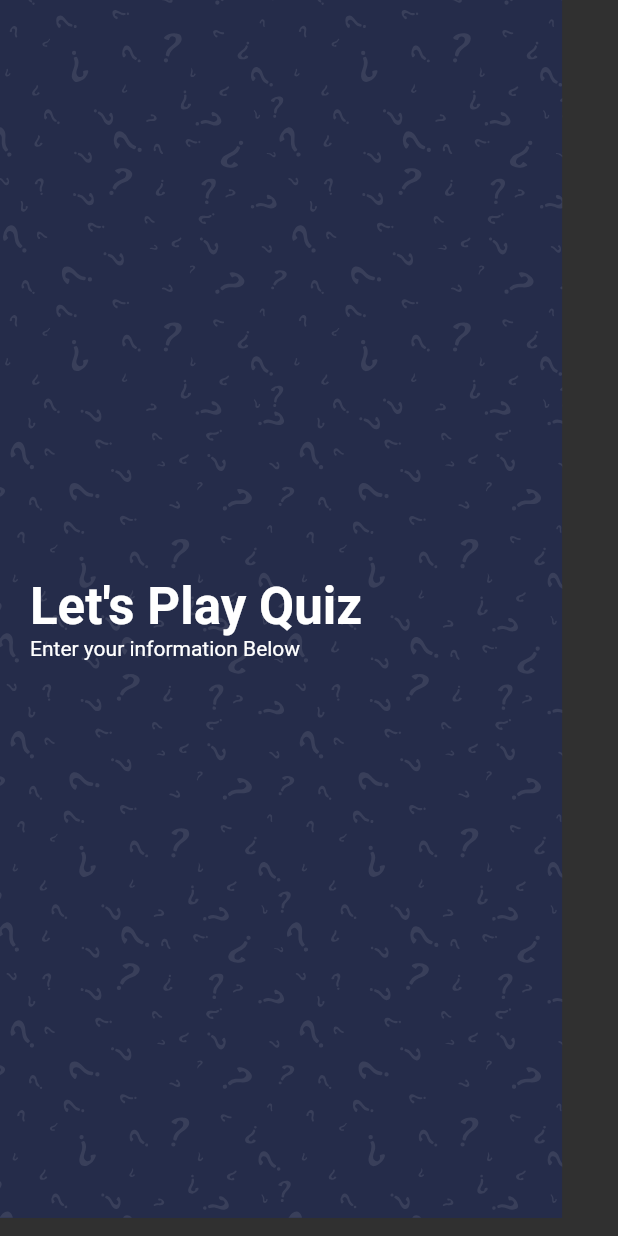
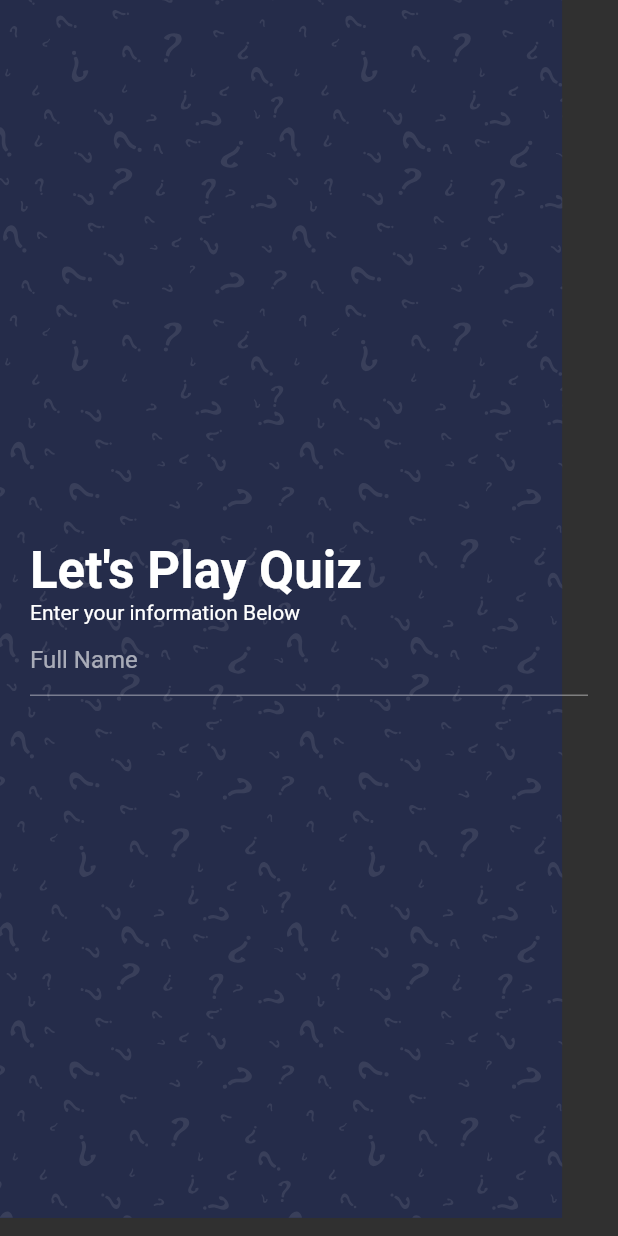
Before and after one commit to fitse-yotor/quiz-app-in-flutter, a Flutter app: the screen it shows after launch, on a phone screen of 412 x 824 dp. Run offline on Flutter 3.47's test engine with Material 2 defaults, Android fonts, the phone set to English and light mode, and no system bars; our stand-ins replace flutter_svg, websafe_svg.

Commit message:
text fild

```diff
--- a/lib/screens/welcome/welcome_screen.dart
+++ b/lib/screens/welcome/welcome_screen.dart
@@ -23,6 +23,9 @@ class WelcomeScreen extends StatelessWidget {
                       color: Colors.white, fontWeight: FontWeight.bold),
                 ),
                 Text("Enter your information Below"),
+                TextField(
+                  decoration: InputDecoration(hintText: "Full Name"),
+                ),
                 Spacer()
               ],
             ),
```
